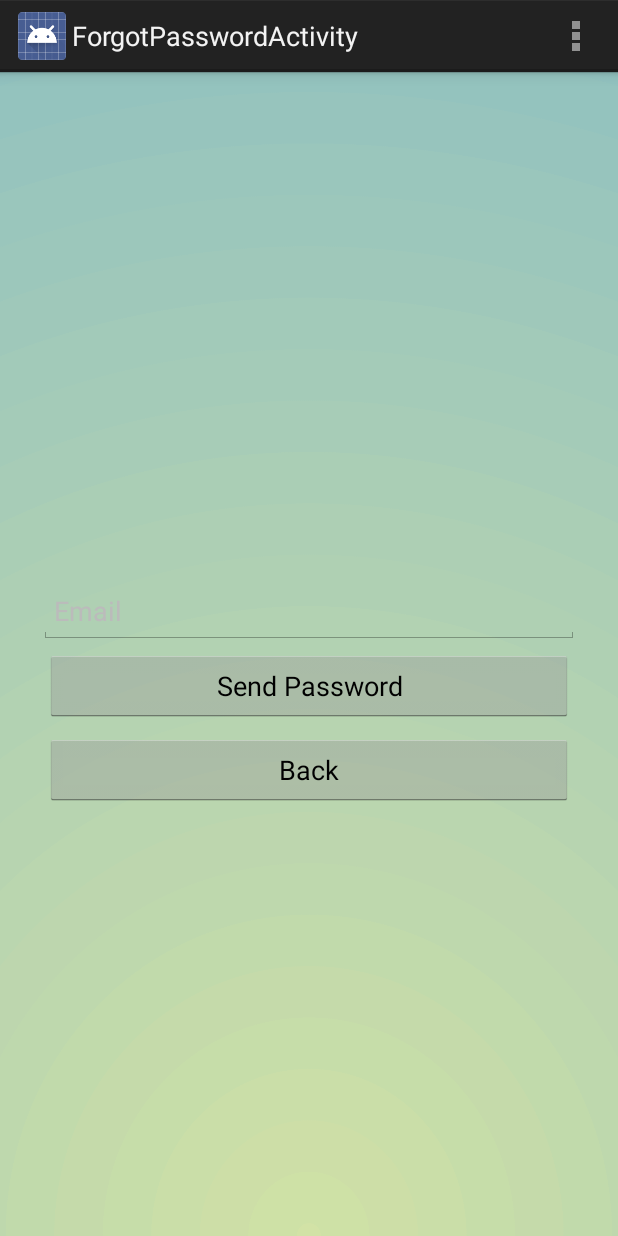
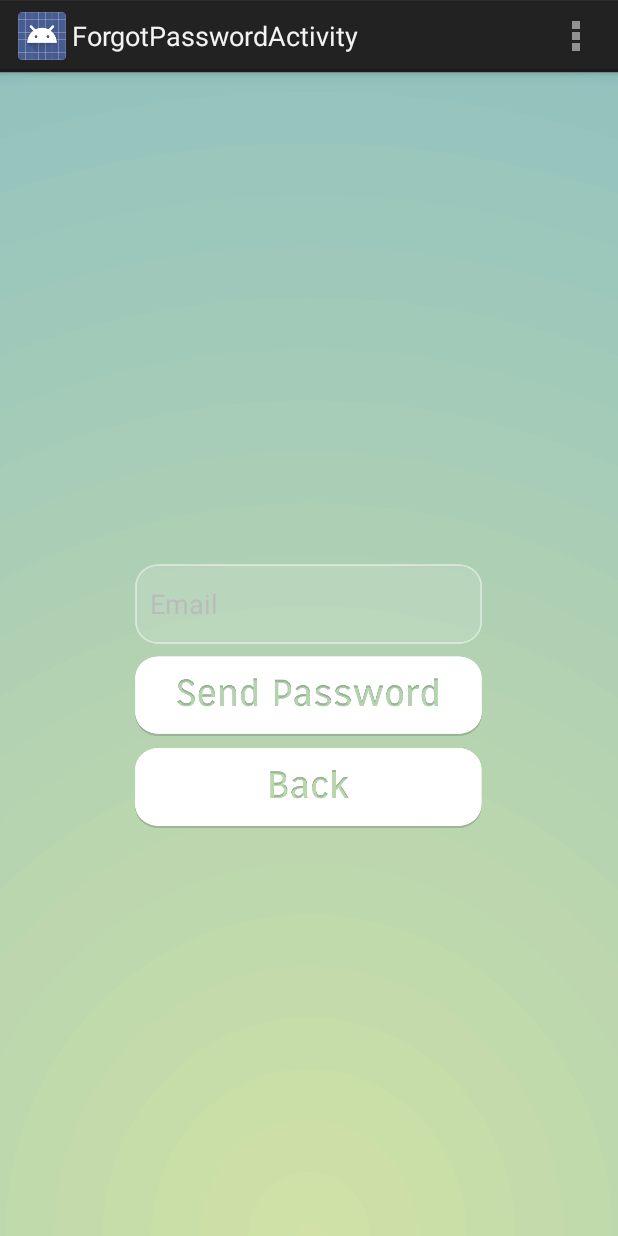
Before and after one commit to sarowary-sairin/QHubb_App_Final, an Android app: the ForgotPasswordActivity screen opened directly, with no data from a screen before it, on a phone screen of 412 x 824 dp. Run offline under Robolectric (Android 15) with nearby library versions, the phone set to English and light mode, and no system bars.

Commit message:
updated ui for forgot pword

```diff
--- a/app/src/main/res/layout/activity_forgot_password.xml
+++ b/app/src/main/res/layout/activity_forgot_password.xml
@@ -23,28 +23,33 @@
         android:textColor="#000000"/>
     <EditText
         android:id="@+id/txtEmail"
-        android:layout_width="match_parent"
-        android:layout_height="wrap_content"
-        android:layout_marginTop="-2dp"
+        android:layout_margin="4dp"
         android:padding="10dp"
         android:hint="Email"
         android:textColor="@color/White"
-        android:textColorHint="#bbbbbb"/>
+        android:textColorHint="#bbbbbb"
+        android:layout_width="231dp"
+        android:layout_height="53dp"
+        android:layout_gravity="center"
+        android:background="@drawable/email_address_container"
+        android:singleLine="true"/>
     <Button
         android:id="@+id/btnSendPassword"
-        android:layout_width="match_parent"
-        android:layout_height="wrap_content"
+        android:layout_width="231dp"
+        android:layout_height="53dp"
         android:padding="10dp"
         android:layout_margin="4dp"
-        android:text="Send Password"
+        android:layout_gravity="center"
+        android:background="@drawable/send_password_button"
         />
     <Button
         android:id="@+id/btnForgotPasswordBack"
-        android:layout_width="match_parent"
-        android:layout_height="wrap_content"
+        android:layout_width="231dp"
+        android:layout_height="53dp"
         android:padding="10dp"
         android:layout_margin="4dp"
-        android:text="Back"
+        android:layout_gravity="center"
+        android:background="@drawable/back_button_rectangle"
         />
     </LinearLayout>
 
```
